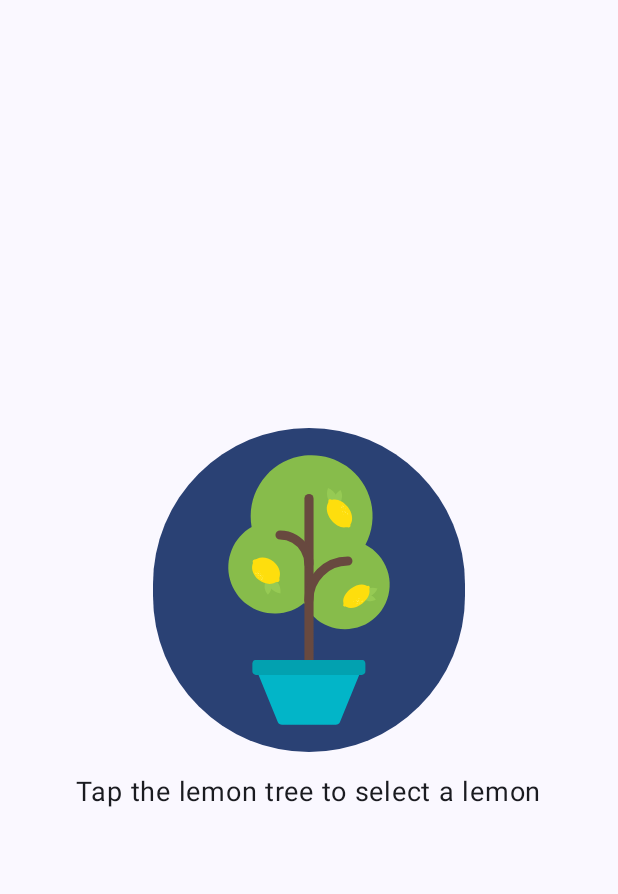
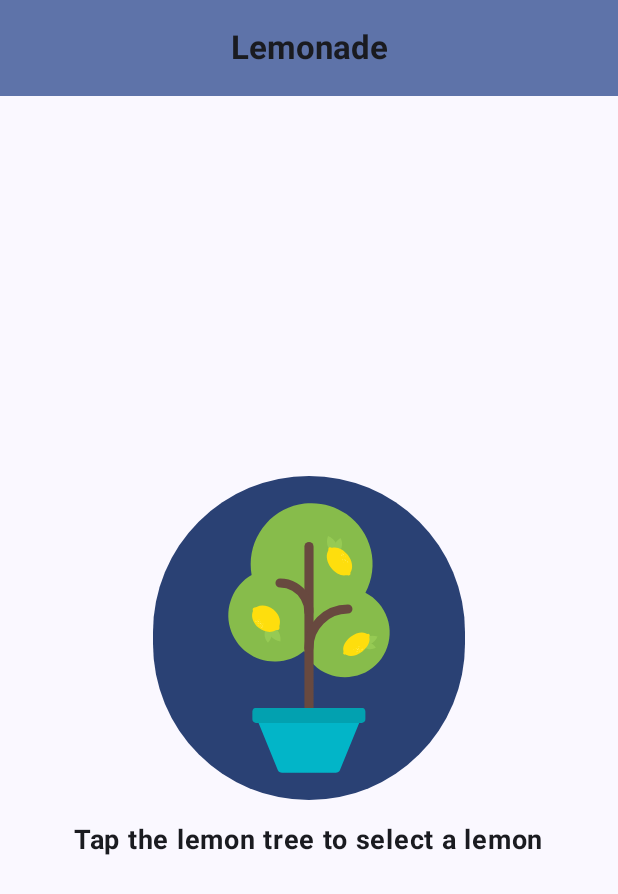
Before and after one commit to sumayaalqadhy/LemonadeApp, an Android app built with Jetpack Compose: the screen it shows after launch (MainActivity), on a phone screen of 412 x 824 dp. Shown: the top 894 px of the screen. Run offline under Robolectric (Android 15) with nearby library versions, the phone set to English and light mode, and no system bars.

Commit message:
Completed app

```diff
--- a/app/src/main/java/com/example/lemonadeapp/MainActivity.kt
+++ b/app/src/main/java/com/example/lemonadeapp/MainActivity.kt
@@ -5,16 +5,22 @@ import androidx.activity.ComponentActivity
 import androidx.activity.compose.setContent
 import androidx.activity.enableEdgeToEdge
 import androidx.compose.foundation.Image
+import androidx.compose.foundation.background
 import androidx.compose.foundation.layout.Arrangement
 import androidx.compose.foundation.layout.Column
 import androidx.compose.foundation.layout.Spacer
 import androidx.compose.foundation.layout.fillMaxSize
 import androidx.compose.foundation.layout.height
+import androidx.compose.foundation.layout.padding
 import androidx.compose.foundation.layout.wrapContentSize
 import androidx.compose.material3.Button
+import androidx.compose.material3.CenterAlignedTopAppBar
+import androidx.compose.material3.ExperimentalMaterial3Api
 import androidx.compose.material3.MaterialTheme
+import androidx.compose.material3.Scaffold
 import androidx.compose.material3.Surface
 import androidx.compose.material3.Text
+import androidx.compose.material3.TopAppBarDefaults
 import androidx.compose.runtime.Composable
 import androidx.compose.runtime.getValue
 import androidx.compose.runtime.mutableStateOf
@@ -22,8 +28,10 @@ import androidx.compose.runtime.remember
 import androidx.compose.runtime.setValue
 import androidx.compose.ui.Alignment
 import androidx.compose.ui.Modifier
+import androidx.compose.ui.graphics.Color
 import androidx.compose.ui.res.painterResource
 import androidx.compose.ui.res.stringResource
+import androidx.compose.ui.text.font.FontWeight
 import androidx.compose.ui.tooling.preview.Preview
 import androidx.compose.ui.unit.dp
 import androidx.compose.ui.unit.sp
@@ -37,15 +45,39 @@ class MainActivity : ComponentActivity() {
                 LemonadeAppTheme {
                     LemonadeApp()
                 }
+
             }
         }
     }
 
+@OptIn(ExperimentalMaterial3Api::class)
 @Composable
 fun LemonadeApp() {
     var currentStep by remember { mutableStateOf(1) }
     var squeezeCount by remember { mutableStateOf(0) }
 
+    Scaffold(
+        topBar = {
+            CenterAlignedTopAppBar(
+                title = {
+                    Text(
+                        text = "Lemonade",
+                        fontWeight = FontWeight.Bold
+                    )
+                },
+                colors = TopAppBarDefaults.largeTopAppBarColors(
+                    containerColor = MaterialTheme.colorScheme.primaryContainer,
+                )
+            )
+        },
+    ) {innerPadding ->
+        Surface(
+            modifier = Modifier
+                .fillMaxSize()
+                .background(MaterialTheme.colorScheme.tertiaryContainer)
+                .padding(innerPadding),
+            color = MaterialTheme.colorScheme.background
+        ) {
             when (currentStep) {
                 1 -> {
                     LemonadeWithButtonAndImage(
@@ -96,6 +128,10 @@ fun LemonadeApp() {
                 }
             }
         }
+    }
+
+
+}
 
 @Composable
 fun LemonadeWithButtonAndImage(
@@ -105,7 +141,7 @@ fun LemonadeWithButtonAndImage(
     OnImageClick: () -> Unit,
     modifier: Modifier = Modifier
 ) {
-    Surface(modifier = modifier) {
+
         Column(
             modifier = Modifier.fillMaxSize(),
             horizontalAlignment = Alignment.CenterHorizontally,
@@ -125,11 +161,12 @@ fun LemonadeWithButtonAndImage(
             Text(
                 text = stringResource(textLabelResourceId),
                 fontSize = 18.sp,
-                style = MaterialTheme.typography.bodyLarge
+                style = MaterialTheme.typography.bodyLarge,
+                fontWeight = FontWeight.Bold
             )
         }
     }
-}
+
 
 @Preview(showBackground = true)
 @Composable
```
Lines whose indentation alone changed are shown as unchanged.
